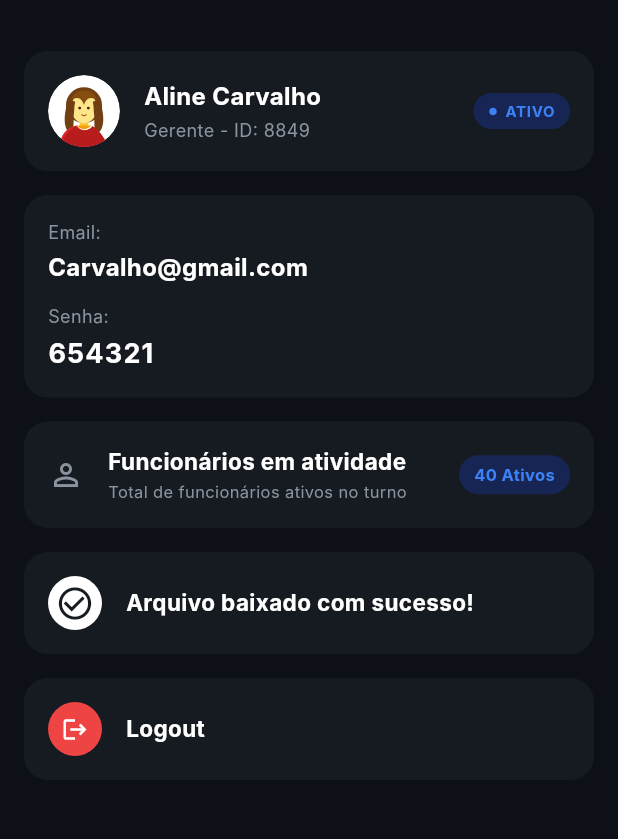
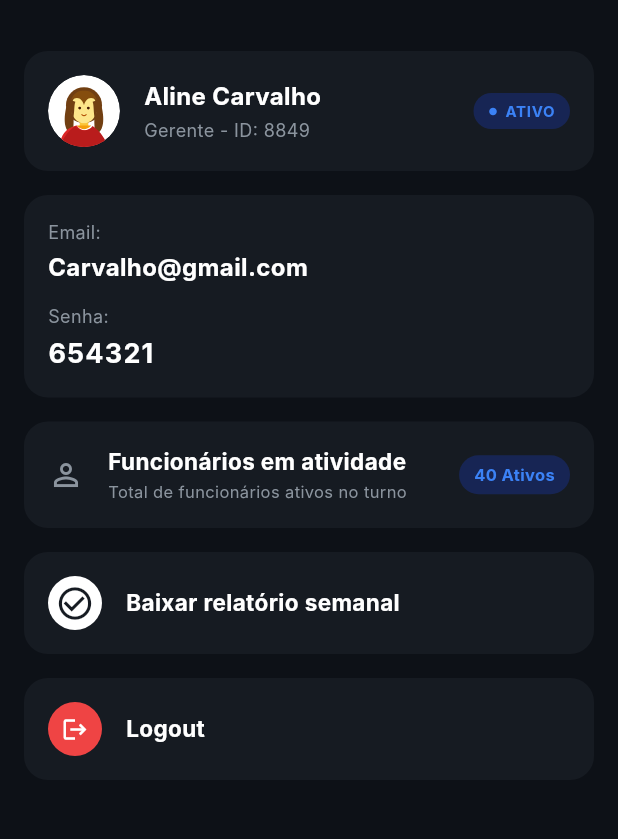
Before and after one commit to vitoraugusto1079/Projeto-Semestral---SynerCart, a Flutter app: the ManagerProfileScreen screen opened directly, on a phone screen of 412 x 824 dp, the part 57-896 px from its top. Run offline on Flutter 3.47's test engine with Material 3 defaults, Android fonts, the phone set to English and light mode, and no system bars; our stand-ins replace flutter_svg; Roboto replaces fonts that are missing (Inter); project files that could hold a hidden picture were left out.

Commit message:
Arrumando o problema randola de tersumido o icone de equipamentos e também substituindo a parte de baixar relatório (só o nome)

```diff
--- a/lib/screens/manager_profile_screen.dart
+++ b/lib/screens/manager_profile_screen.dart
@@ -4,8 +4,15 @@ import '../core/theme.dart';
 import 'role_selection_screen.dart';
 import 'edit_profile_screen.dart';
 
-class ManagerProfileScreen extends StatelessWidget {
+class ManagerProfileScreen extends StatefulWidget {
   const ManagerProfileScreen({super.key});
+
+  @override
+  State<ManagerProfileScreen> createState() => _ManagerProfileScreenState();
+}
+
+class _ManagerProfileScreenState extends State<ManagerProfileScreen> {
+  bool _reportDownloaded = false;
 
   @override
   Widget build(BuildContext context) {
@@ -166,15 +173,12 @@ class ManagerProfileScreen extends StatelessWidget {
             ),
             const SizedBox(height: 16),
 
-            // Arquivo baixado com sucesso!
+            // Baixar relatório semanal / Arquivo baixado com sucesso!
             GestureDetector(
               onTap: () {
-                ScaffoldMessenger.of(context).showSnackBar(
-                  const SnackBar(
-                    content: Text('Relatório de turno em PDF baixado com sucesso!'),
-                    backgroundColor: AppTheme.success,
-                  ),
-                );
+                setState(() {
+                  _reportDownloaded = true;
+                });
               },
               child: Container(
                 padding: const EdgeInsets.all(16),
@@ -200,10 +204,12 @@ class ManagerProfileScreen extends StatelessWidget {
                       ),
                     ),
                     const SizedBox(width: 16),
-                    const Expanded(
+                    Expanded(
                       child: Text(
-                        'Arquivo baixado com sucesso!',
-                        style: TextStyle(fontWeight: FontWeight.bold, fontSize: 15, color: Colors.white),
+                        _reportDownloaded
+                            ? 'Arquivo baixado com sucesso!'
+                            : 'Baixar relatório semanal',
+                        style: const TextStyle(fontWeight: FontWeight.bold, fontSize: 15, color: Colors.white),
                       ),
                     ),
                   ],
```
Also changed, not shown: lib/assets/icons/nav_carrinho.svg.
